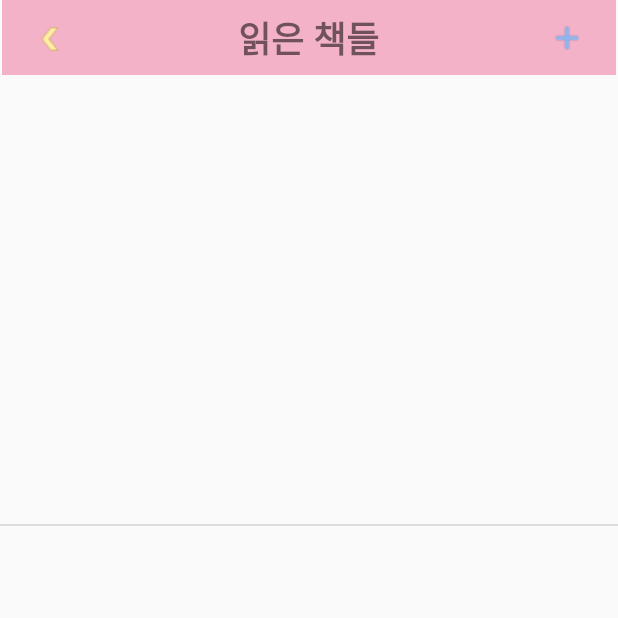
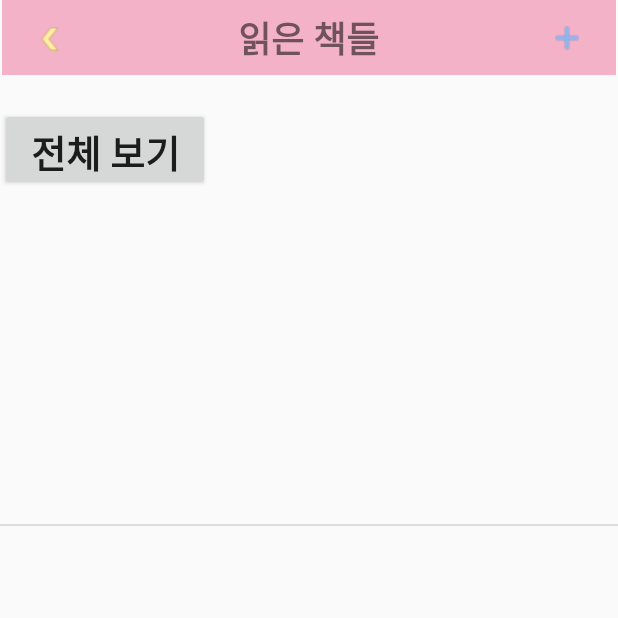
Before and after one commit to duswl9801/BookBoogie, an Android app: the CollectedBooksActivity screen opened directly, with no data from a screen before it, on a phone screen of 412 x 824 dp, the top half of it. Run offline under Robolectric (Android 15) with nearby library versions, the phone set to English and light mode, and no system bars; pictures from the network do not load.

Commit message:
책 읽은 년도와 달 추가할 수 있게 기능 추가

```diff
--- a/app/src/main/java/com/reading_app/bookboogie/Book.java
+++ b/app/src/main/java/com/reading_app/bookboogie/Book.java
@@ -7,14 +7,6 @@ import android.net.Uri;
 import java.io.Serializable;
 
 public class Book implements Serializable {
-
-//    public int img;     // 책 이미지 리소스 id를 담는 변수.
-//    public String title;
-//    public double rating;
-//    public int readYear;
-//    public int readMonth;
-//    public String category;
-//    public String memo;
 
     // 검색해서 받아올 수 있는 정보
     public String title; // 검색결과 문서의 제목
@@ -27,8 +19,8 @@ public class Book implements Serializable {
 
     // 사용자가 입력해야 하는 정보
     public float rating;
-    public int readYear;
-    public int readMonth;
+    public int read_year;
+    public int read_month;
     public String category;
     public String memo;
 
@@ -105,19 +97,19 @@ public class Book implements Serializable {
     }
 
     public int getReadYear() {
-        return readYear;
+        return read_year;
     }
 
     public void setReadYear(int readYear) {
-        this.readYear = readYear;
+        this.read_year = readYear;
     }
 
     public int getReadMonth() {
-        return readMonth;
+        return read_month;
     }
 
     public void setReadMonth(int readMonth) {
-        this.readMonth = readMonth;
+        this.read_month = readMonth;
     }
 
     public String getCategory() {
@@ -145,8 +137,8 @@ public class Book implements Serializable {
         this.isbn = "isbn";
         this.description = "description";
         this.rating = 0;
-        this.readYear = 0;
-        this.readMonth = 0;
+        this.read_year = 0;
+        this.read_month = 0;
         this.category = "category";
         this.memo = "memo";
         this.isSearchedBook = true;
@@ -162,8 +154,8 @@ public class Book implements Serializable {
         this.isbn = isbn;
         this.description = description;
         this.rating = rating;
-        this.readYear = readYear;
-        this.readMonth = readMonth;
+        this.read_year = readYear;
+        this.read_month = readMonth;
         this.category = category;
         this.memo = memo;
     }
--- a/app/src/main/java/com/reading_app/bookboogie/CollectedBooksActivity.java
+++ b/app/src/main/java/com/reading_app/bookboogie/CollectedBooksActivity.java
@@ -5,6 +5,7 @@ import android.content.SharedPreferences;
 import android.os.Bundle;
 import android.util.Log;
 import android.view.View;
+import android.widget.Button;
 import android.widget.ImageButton;
 import android.widget.TextView;
 
@@ -42,6 +43,7 @@ public class CollectedBooksActivity extends AppCompatActivity {
         ImageButton back_btn = findViewById(R.id.back_btn);
         TextView book_type_textview = findViewById(R.id.book_type);
         ImageButton add_book_btn = findViewById(R.id.add_book_btn);
+        Button month_pick_btn = findViewById(R.id.month_pick_btn);
 
         // 메인에서 값 받아서 book_type가 0이면 읽은 책들에 저장되어있는 책을 보여주고
         // 1아면 읽고 싶은 책들에 저장되어 있는 책을 보여줌.
@@ -66,6 +68,9 @@ public class CollectedBooksActivity extends AppCompatActivity {
             }
 
         } else if(book_type == 1){      // 읽고 싶은 책들 불러오기
+
+            // 읽고 싶은 책들에서는 책의 읽은 년도, 월 필요 없기때문에 버튼 사라지게 함.
+            month_pick_btn.setVisibility(View.GONE);
 
             book_type_textview.setText("읽고 싶은 책들");
 
@@ -126,6 +131,13 @@ public class CollectedBooksActivity extends AppCompatActivity {
             }
         });
 
+        month_pick_btn.setOnClickListener(new View.OnClickListener() {
+            @Override
+            public void onClick(View v) {
+
+            }
+        });
+
     }
 
 
--- a/app/src/main/java/com/reading_app/bookboogie/ReadBookCheckActivity.java
+++ b/app/src/main/java/com/reading_app/bookboogie/ReadBookCheckActivity.java
@@ -51,6 +51,7 @@ public class ReadBookCheckActivity extends AppCompatActivity {
         ImageView book_img = findViewById(R.id.book_img);
         TextView book_title_textview = findViewById(R.id.book_title_textview);
         RatingBar rating_bar = findViewById(R.id.ratingBar);
+        TextView year_month_textview = findViewById(R.id.year_month_textview);
         TextInputEditText memo = findViewById(R.id.memoText);
 
         backBtn.setOnClickListener(new View.OnClickListener() {
@@ -79,7 +80,7 @@ public class ReadBookCheckActivity extends AppCompatActivity {
 
         book_title_textview.setText(book.getTitle());
         rating_bar.setRating(book.getRating());
-
+        year_month_textview.setText(String.valueOf(book.getReadYear()) + "." + String.valueOf(book.getReadMonth()));
         memo.setText(book.getMemo());
 
 
--- a/app/src/main/res/layout/activity_collected_books.xml
+++ b/app/src/main/res/layout/activity_collected_books.xml
@@ -14,6 +14,7 @@
         app:layout_constraintGuide_begin="50dp" />
 
     <androidx.constraintlayout.widget.ConstraintLayout
+        android:id="@+id/constraintLayout8"
         android:layout_width="0dp"
         android:layout_height="0dp"
         android:layout_marginStart="1dp"
@@ -51,7 +52,7 @@
             app:layout_constraintEnd_toEndOf="parent"
             app:layout_constraintHorizontal_bias="0.498"
             app:layout_constraintStart_toStartOf="parent"
-            app:layout_constraintTop_toTopOf="parent"/>
+            app:layout_constraintTop_toTopOf="parent" />
 
         <ImageButton
             android:id="@+id/back_btn"
@@ -65,6 +66,23 @@
 
     </androidx.constraintlayout.widget.ConstraintLayout>
 
+    <Button
+        android:id="@+id/month_pick_btn"
+        android:layout_width="140dp"
+        android:layout_height="55dp"
+        android:visibility="visible"
+
+        android:text="전체 보기"
+        android:textStyle="bold"
+        android:textSize="25sp"
+
+        app:layout_constraintBottom_toTopOf="@+id/recyclerview_books"
+        app:layout_constraintEnd_toEndOf="parent"
+        app:layout_constraintHorizontal_bias="0.000"
+        app:layout_constraintStart_toStartOf="parent"
+        app:layout_constraintTop_toBottomOf="@+id/constraintLayout8"
+        app:layout_constraintVertical_bias="0.384" />
+
     <androidx.recyclerview.widget.RecyclerView
         android:id="@+id/recyclerview_books"
         android:layout_width="match_parent"
--- a/app/src/main/res/layout/activity_main.xml
+++ b/app/src/main/res/layout/activity_main.xml
@@ -74,7 +74,7 @@
                         app:layout_constraintTop_toTopOf="parent" />
 
                     <TextView
-                        android:id="@+id/textView13"
+                        android:id="@+id/read_books_count"
                         android:layout_width="wrap_content"
                         android:layout_height="wrap_content"
                         android:layout_marginEnd="24dp"
@@ -115,7 +115,7 @@
                         app:layout_constraintTop_toTopOf="parent" />
 
                     <TextView
-                        android:id="@+id/textView14"
+                        android:id="@+id/want_read_books_count"
                         android:layout_width="wrap_content"
                         android:layout_height="wrap_content"
                         android:layout_marginEnd="24dp"
@@ -154,7 +154,7 @@
                         android:background="@android:color/holo_orange_light">
 
                         <TextView
-                            android:id="@+id/textView15"
+                            android:id="@+id/saved_passage_count"
                             android:layout_width="wrap_content"
                             android:layout_height="wrap_content"
                             android:layout_marginEnd="24dp"
--- a/app/src/main/res/layout/activity_read_book_check.xml
+++ b/app/src/main/res/layout/activity_read_book_check.xml
@@ -194,7 +194,7 @@
     </com.google.android.material.textfield.TextInputLayout>
 
     <TextView
-        android:id="@+id/today"
+        android:id="@+id/year_month_textview"
         android:layout_width="wrap_content"
         android:layout_height="wrap_content"
         android:layout_marginStart="20dp"
```
Also changed, not shown: app/src/main/java/com/reading_app/bookboogie/AddReadBookActivity.java (+42 -36 lines), app/src/main/java/com/reading_app/bookboogie/MainActivity.java (+49 -0 lines), app/src/main/java/com/reading_app/bookboogie/YearMonthPickerDialog.java (added, +84 -0 lines), app/src/main/res/layout/activity_add_read_book.xml (+8 -37 lines), app/src/main/res/layout/dialog_year_month_pick.xml (added, +65 -0 lines).
